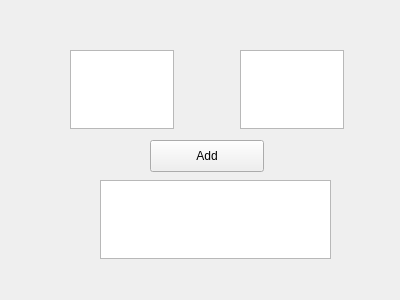
First picture: the form in calcui.ui, repository timseed/PYQT5-Signal-Slot-Test, before the edit.
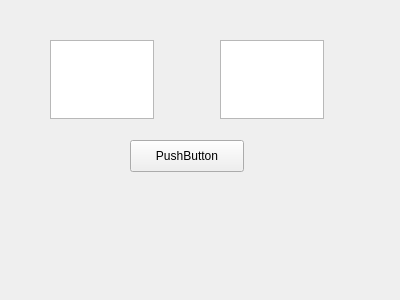
Second picture: the form after the edit.

Diff of the .ui file:
```diff
--- a/calcui.ui
+++ b/calcui.ui
@@ -13,11 +13,11 @@
   <property name="windowTitle">
    <string>Form</string>
   </property>
-  <widget class="QPlainTextEdit" name="N1">
+  <widget class="QTextEdit" name="N1">
    <property name="geometry">
     <rect>
-     <x>70</x>
-     <y>50</y>
+     <x>50</x>
+     <y>40</y>
      <width>104</width>
      <height>79</height>
     </rect>
@@ -26,37 +26,24 @@
   <widget class="QTextEdit" name="N2">
    <property name="geometry">
     <rect>
-     <x>240</x>
-     <y>50</y>
+     <x>220</x>
+     <y>40</y>
      <width>104</width>
      <height>79</height>
     </rect>
    </property>
   </widget>
-  <widget class="QTextEdit" name="ANS">
+  <widget class="QPushButton" name="btnCalc">
    <property name="geometry">
     <rect>
-     <x>100</x>
-     <y>180</y>
-     <width>231</width>
-     <height>79</height>
-    </rect>
-   </property>
-   <property name="readOnly">
-    <bool>true</bool>
-   </property>
-  </widget>
-  <widget class="QPushButton" name="addButton">
-   <property name="geometry">
-    <rect>
-     <x>150</x>
+     <x>130</x>
      <y>140</y>
      <width>114</width>
      <height>32</height>
     </rect>
    </property>
    <property name="text">
-    <string>Add</string>
+    <string>PushButton</string>
    </property>
   </widget>
  </widget>
```
Left out of the diff: 3 changed lines with no effect on the pictures.
